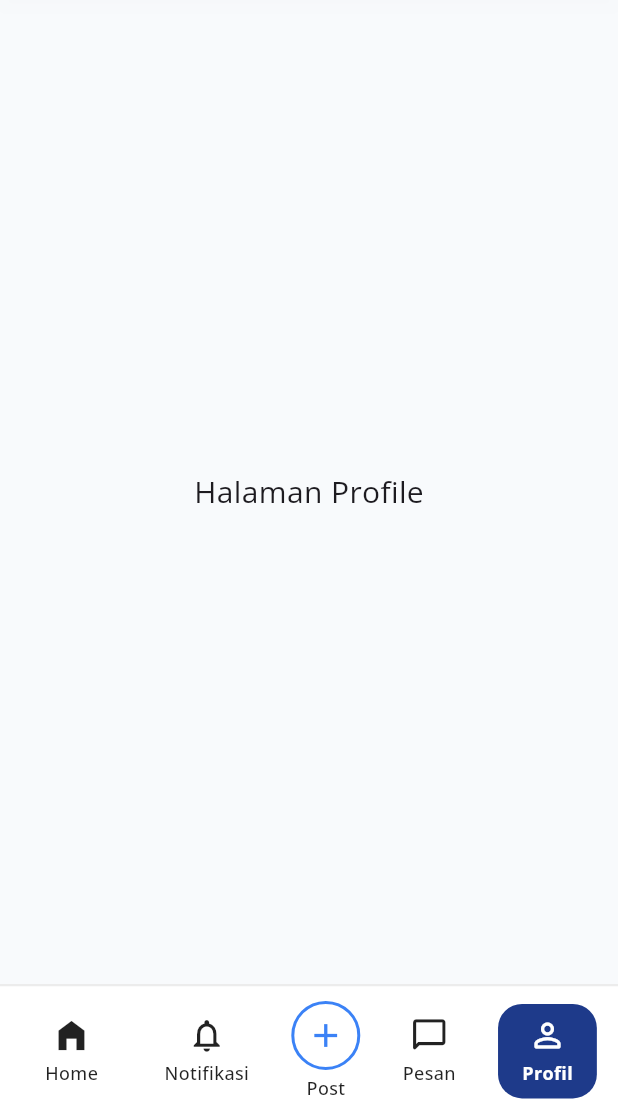
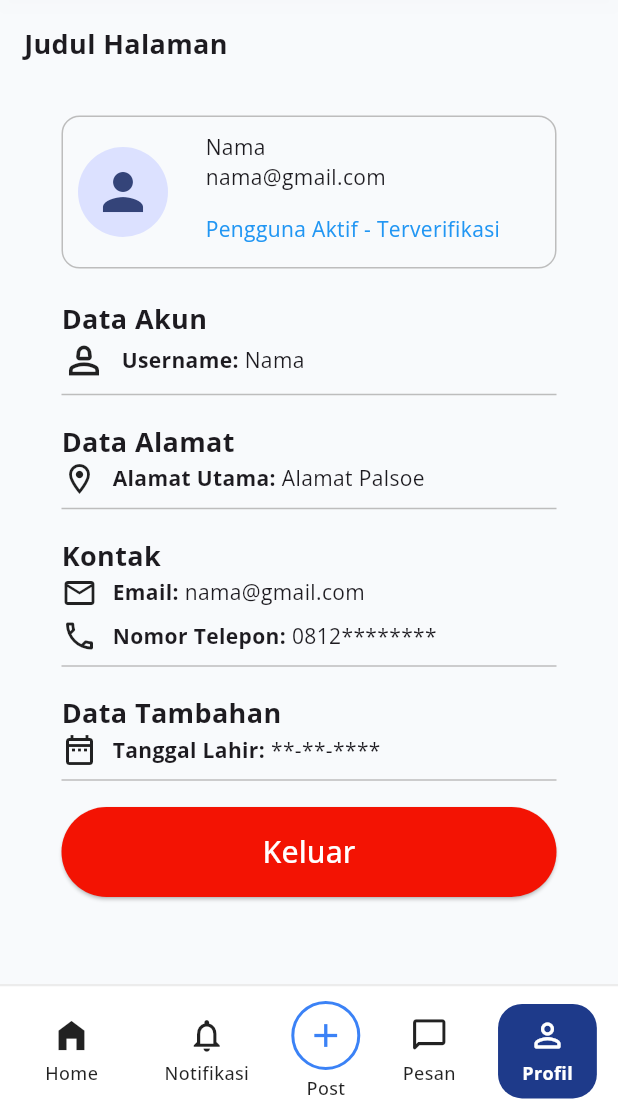
Before and after one commit to Bagus550/bantu-in-project, a Flutter app: the DashboardUserScreen screen opened directly, item 5 of the bottom bar chosen, on a phone screen of 412 x 824 dp, the part 120-1236 px from its top. Run offline on Flutter 3.47's test engine with Material 3 defaults, Android fonts, the phone set to English and light mode, and no system bars; our stand-ins replace google_fonts; network calls fail.

Commit message:
update route dan navigation

```diff
--- a/lib/bagus/screens/dashboard_user_screen.dart
+++ b/lib/bagus/screens/dashboard_user_screen.dart
@@ -1,6 +1,9 @@
 import 'package:bantuin/bagus/screens/detail_task_user.dart';
 import 'package:bantuin/bagus/screens/notifications.dart';
+import 'package:bantuin/danela/message.dart';
 import 'package:bantuin/danela/roomchat.dart';
+import 'package:bantuin/ida/profile.dart';
+import 'package:bantuin/ida/profile_tab.dart';
 import 'package:flutter/material.dart';
 import 'package:bantuin/data_tugas.dart';
 import 'package:bantuin/pilihan.dart';
@@ -119,13 +122,9 @@ class _DashboardUserScreenState extends State<DashboardUserScreen> {
       case 1:
         return NotificationsTab(tasks: tasks);
       case 2:
-        return Center(
-          child: Text("Halaman Message", style: TextStyle(fontSize: 20)),
-        );
+        return Message();
       case 3:
-        return Center(
-          child: Text("Halaman Profile", style: TextStyle(fontSize: 20)),
-        );
+        return ProfileTab();
       default:
         return _buildDashboardHome();
     }
--- /dev/null
+++ b/lib/ida/profile_tab.dart
@@ -0,0 +1,197 @@
+import 'package:flutter/material.dart';
+
+class ProfileTab extends StatelessWidget {
+  const ProfileTab({super.key});
+
+  @override
+  Widget build(BuildContext context) {
+    return Padding(
+      padding: const EdgeInsets.all(16.0),
+      child: Column(
+        crossAxisAlignment: CrossAxisAlignment.start,
+        children: [
+          const Text(
+            "Judul Halaman",
+            style: TextStyle(fontSize: 18, fontWeight: FontWeight.bold),
+          ),
+          const SizedBox(height: 10),
+          Expanded(
+            child: Column(
+              children: [
+                Padding(
+                  padding: const EdgeInsets.all(25),
+                  child: Column(
+                    crossAxisAlignment: CrossAxisAlignment.start,
+                    children: [
+                      Container(
+                        width: double.infinity,
+                        decoration: BoxDecoration(
+                          border: Border.all(color: Colors.grey.shade400),
+                          borderRadius: BorderRadius.circular(12),
+                        ),
+                        child: Row(
+                          crossAxisAlignment: CrossAxisAlignment.center,
+                          children: [
+                            Padding(
+                              padding: const EdgeInsets.all(10.0),
+                              child: CircleAvatar(
+                                radius: 30,
+                                child: Icon(Icons.person, size: 40),
+                              ),
+                            ),
+                            SizedBox(width: 15),
+                            Column(
+                              crossAxisAlignment: CrossAxisAlignment.start,
+                              children: [
+                                Padding(
+                                  padding: const EdgeInsets.only(top: 10),
+                                  child: Text("Nama"),
+                                ),
+                                Text("nama@gmail.com"),
+                                Padding(
+                                  padding: const EdgeInsets.symmetric(
+                                    vertical: 15,
+                                  ),
+                                  child: Text(
+                                    "Pengguna Aktif - Terverifikasi",
+                                    style: TextStyle(color: Colors.blue),
+                                  ),
+                                ),
+                              ],
+                            ),
+                          ],
+                        ),
+                      ),
+                      SizedBox(height: 20),
+
+                      Text(
+                        "Data Akun",
+                        style: TextStyle(
+                          fontWeight: FontWeight.bold,
+                          fontSize: 18,
+                        ),
+                      ),
+                      Row(
+                        children: [
+                          Icon(Icons.person_2_outlined, size: 30),
+                          SizedBox(width: 10),
+                          Text(
+                            "Username: ",
+                            style: TextStyle(fontWeight: FontWeight.bold),
+                          ),
+                          Text("Nama"),
+                        ],
+                      ),
+                      Divider(color: Colors.grey.shade400),
+                      SizedBox(height: 10),
+                      Text(
+                        "Data Alamat",
+                        style: TextStyle(
+                          fontWeight: FontWeight.bold,
+                          fontSize: 18,
+                        ),
+                      ),
+                      Row(
+                        children: [
+                          Icon(Icons.location_on_outlined),
+                          SizedBox(width: 10),
+                          Text(
+                            "Alamat Utama: ",
+                            style: TextStyle(fontWeight: FontWeight.bold),
+                          ),
+                          Text("Alamat Palsoe"),
+                        ],
+                      ),
+                      Divider(color: Colors.grey.shade400),
+                      SizedBox(height: 10),
+                      Text(
+                        "Kontak",
+                        style: TextStyle(
+                          fontWeight: FontWeight.bold,
+                          fontSize: 18,
+                        ),
+                      ),
+                      Row(
+                        children: [
+                          Icon(Icons.mail_outline),
+                          SizedBox(width: 10),
+                          Text(
+                            "Email: ",
+                            style: TextStyle(fontWeight: FontWeight.bold),
+                          ),
+                          Text("nama@gmail.com"),
+                        ],
+                      ),
+                      SizedBox(height: 5),
+                      Row(
+                        children: [
+                          Icon(Icons.call_outlined),
+                          SizedBox(width: 10),
+                          Text(
+                            "Nomor Telepon: ",
+                            style: TextStyle(fontWeight: FontWeight.bold),
+                          ),
+                          Text("0812********"),
+                        ],
+                      ),
+                      Divider(color: Colors.grey.shade400),
+                      SizedBox(height: 10),
+                      Text(
+                        "Data Tambahan",
+                        style: TextStyle(
+                          fontWeight: FontWeight.bold,
+                          fontSize: 18,
+                        ),
+                      ),
+
+                      Row(
+                        children: [
+                          Icon(Icons.date_range_outlined),
+                          SizedBox(width: 10),
+                          Text(
+                            "Tanggal Lahir: ",
+                            style: TextStyle(fontWeight: FontWeight.bold),
+                          ),
+                          Text("**-**-****"),
+                        ],
+                      ),
+                      Divider(color: Colors.grey.shade400),
+                      SizedBox(height: 10),
+
+                      Column(
+                        children: [
+                          SizedBox(
+                            width: double.infinity,
+                            height: 60,
+                            child: ElevatedButton(
+                              style: ElevatedButton.styleFrom(
+                                backgroundColor: const Color.fromARGB(
+                                  255,
+                                  243,
+                                  19,
+                                  3,
+                                ),
+                              ),
+                              onPressed: () {},
+                              child: Text(
+                                "Keluar",
+                                style: TextStyle(
+                                  color: Colors.white,
+                                  fontSize: 20,
+                                ),
+                              ),
+                            ),
+                          ),
+                        ],
+                      ),
+                    ],
+                  ),
+                ),
+              ],
+            ),
+          ),
+        ],
+      ),
+    );
+  }
+}
--- a/lib/main.dart
+++ b/lib/main.dart
@@ -1,3 +1,7 @@
+import 'package:bantuin/bagus/screens/dashboard_helper_screen.dart';
+import 'package:bantuin/ida/login_screen.dart';
+import 'package:bantuin/ida/profile_tab.dart';
+import 'package:bantuin/ida/splashscreen.dart';
 import 'package:flutter/material.dart';
 import 'ida/profile.dart';
 import 'package:google_fonts/google_fonts.dart';
@@ -29,7 +33,8 @@ class BantuInApp extends StatelessWidget {
       initialRoute: '/',
 
       routes: {
-        '/': (context) => const Profile(),
+        '/': (context) => const IdaSplashScreen(),
+        '/login': (context) => const LoginScreen(),
       },
     );
   }
```
